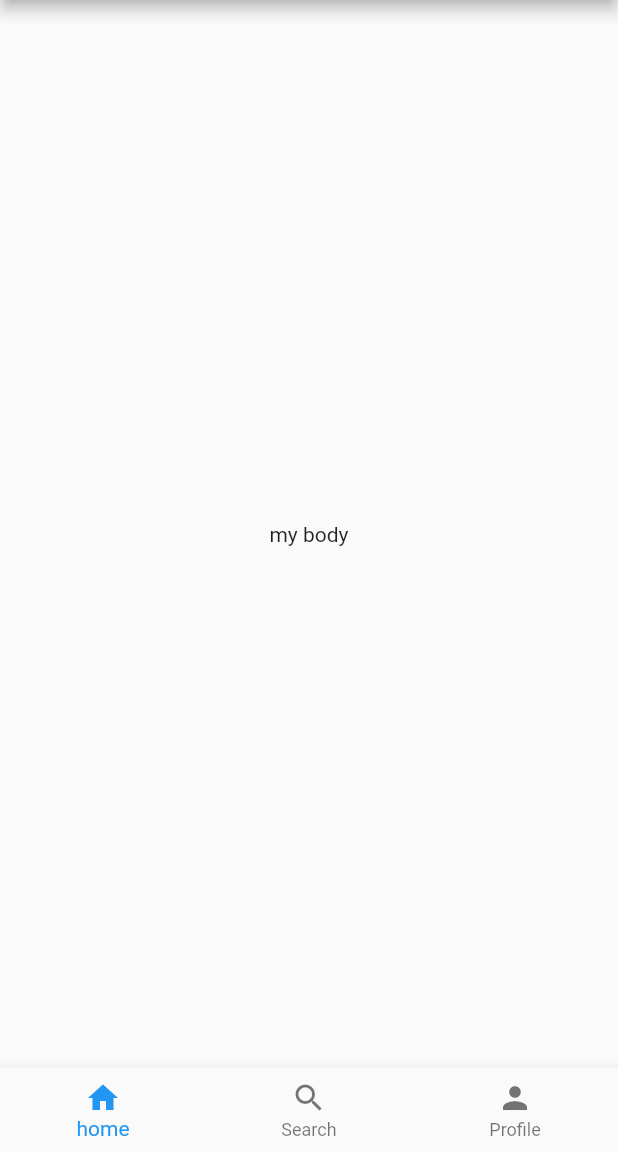
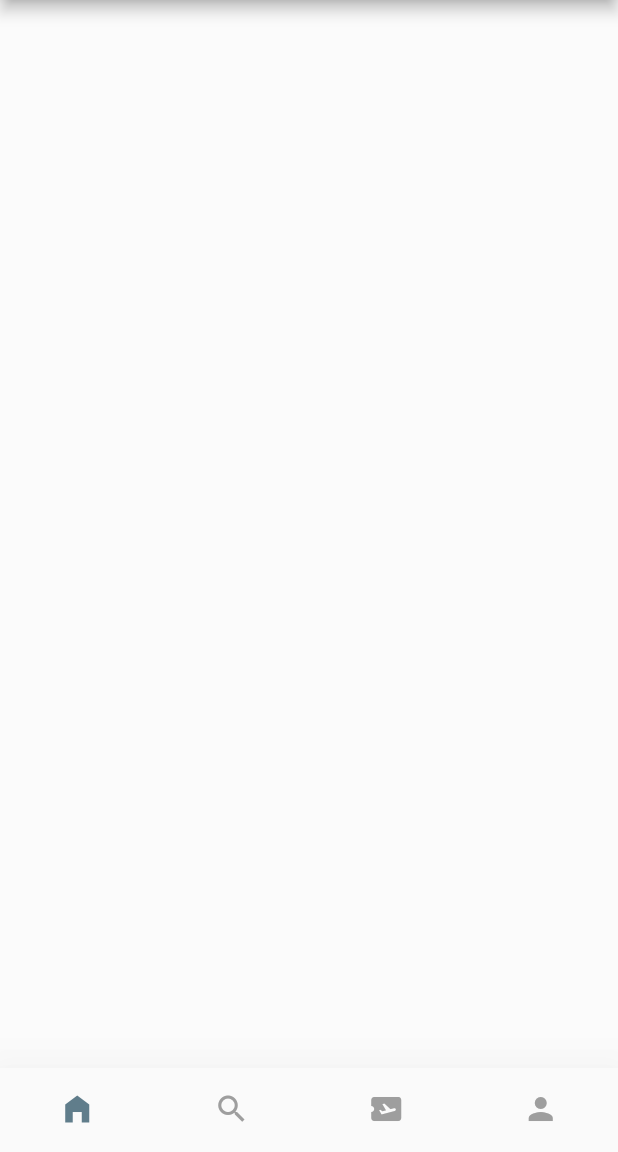
Before and after one commit to stone-hem/flutter_ticket, a Flutter app: the screen it shows after launch, on a phone screen of 412 x 824 dp, the part 84-1236 px from its top. Run offline on Flutter 3.47's test engine with Material 2 defaults, Android fonts, the light colour scheme and no system bars.

Commit message:
bottom bar

```diff
--- a/lib/main.dart
+++ b/lib/main.dart
@@ -17,7 +17,7 @@ class MyApp extends StatelessWidget {
       theme: ThemeData(
         primarySwatch: Colors.blue,
       ),
-      home:  BottomBar(),
+      home:  const BottomBar(),
     );
   }
 }
--- a/lib/screens/bottom.dart
+++ b/lib/screens/bottom.dart
@@ -1,6 +1,10 @@
 import 'package:flutter/material.dart';
 import 'package:flutter/src/widgets/framework.dart';
 import 'package:flutter/src/widgets/placeholder.dart';
+import 'package:flutter_ticket/screens/home.dart';
+import 'package:flutter_ticket/screens/profile.dart';
+import 'package:flutter_ticket/screens/search.dart';
+import 'package:flutter_ticket/screens/tickets.dart';
 
 class BottomBar extends StatefulWidget {
   const BottomBar({super.key});
@@ -10,20 +14,57 @@ class BottomBar extends StatefulWidget {
 }
 
 class _BottomBarState extends State<BottomBar> {
+  int _isActive = 0;
+
+  static final List<Widget> _widgets = <Widget>[
+    const Home(),
+    const Search(),
+    const Ticket(),
+    const Profile(),
+  ];
+
+  void _isTapped(int index) {
+    setState(() {
+      _isActive = index;
+    });
+  }
+
+
+
   @override
   Widget build(BuildContext context) {
-    return  Scaffold(
+    return Scaffold(
       appBar: AppBar(
         title: Text("My tickets"),
       ),
-      body: Center(child: Text("my body")),
+      body: Center(child: _widgets[_isActive]),
       bottomNavigationBar: BottomNavigationBar(
-        items: const [
-          BottomNavigationBarItem(icon: Icon(Icons.home), label: "home"),
-          BottomNavigationBarItem(icon: Icon(Icons.search),label: "Search"),
-          BottomNavigationBarItem(icon: Icon(Icons.person),label: "Profile"),
-        ]
-        ),
+        currentIndex: _isActive,//index that is being set
+          onTap: _isTapped,
+          elevation: 30,
+          showSelectedLabels: false,
+          showUnselectedLabels: false,
+          selectedItemColor: Colors.blueGrey,
+          unselectedItemColor: Colors.grey,
+          type: BottomNavigationBarType.fixed,//make the icons not to shift
+          items: const [
+            BottomNavigationBarItem(
+                icon: Icon(Icons.home),
+                activeIcon: Icon(Icons.home_filled),
+                label: "home"),
+            BottomNavigationBarItem(
+                icon: Icon(Icons.search),
+                activeIcon: Icon(Icons.search_off_outlined),
+                label: "Search"),
+            BottomNavigationBarItem(
+                icon: Icon(Icons.airplane_ticket),
+                activeIcon: Icon(Icons.airplane_ticket_outlined),
+                label: "Profile"),
+            BottomNavigationBarItem(
+                icon: Icon(Icons.person),
+                activeIcon: Icon(Icons.person_2_outlined),
+                label: "Profile"),
+          ]),
     );
   }
 }
--- /dev/null
+++ b/lib/screens/home.dart
@@ -0,0 +1,21 @@
+import 'package:flutter/material.dart';
+import 'package:flutter/src/widgets/framework.dart';
+import 'package:flutter/src/widgets/placeholder.dart';
+
+class Home extends StatelessWidget {
+  const Home({super.key});
+
+  @override
+  Widget build(BuildContext context) {
+   return Scaffold(
+     backgroundColor: Colors.white24,
+     body: ListView(
+      children: [
+        Container(
+          child: Column(),
+        )
+      ],
+     ),
+    );
+  }
+}
--- /dev/null
+++ b/lib/screens/profile.dart
@@ -0,0 +1,19 @@
+import 'package:flutter/material.dart';
+import 'package:flutter/src/widgets/framework.dart';
+import 'package:flutter/src/widgets/placeholder.dart';
+
+class Profile extends StatefulWidget {
+  const Profile({super.key});
+
+  @override
+  State<Profile> createState() => _ProfileState();
+}
+
+class _ProfileState extends State<Profile> {
+  @override
+  Widget build(BuildContext context) {
+    return Container(
+      child: const Center(child: Text("Profile")),
+    );
+  }
+}
```
Also changed, not shown: lib/screens/search.dart (added, +19 -0 lines), lib/screens/tickets.dart (added, +19 -0 lines).
